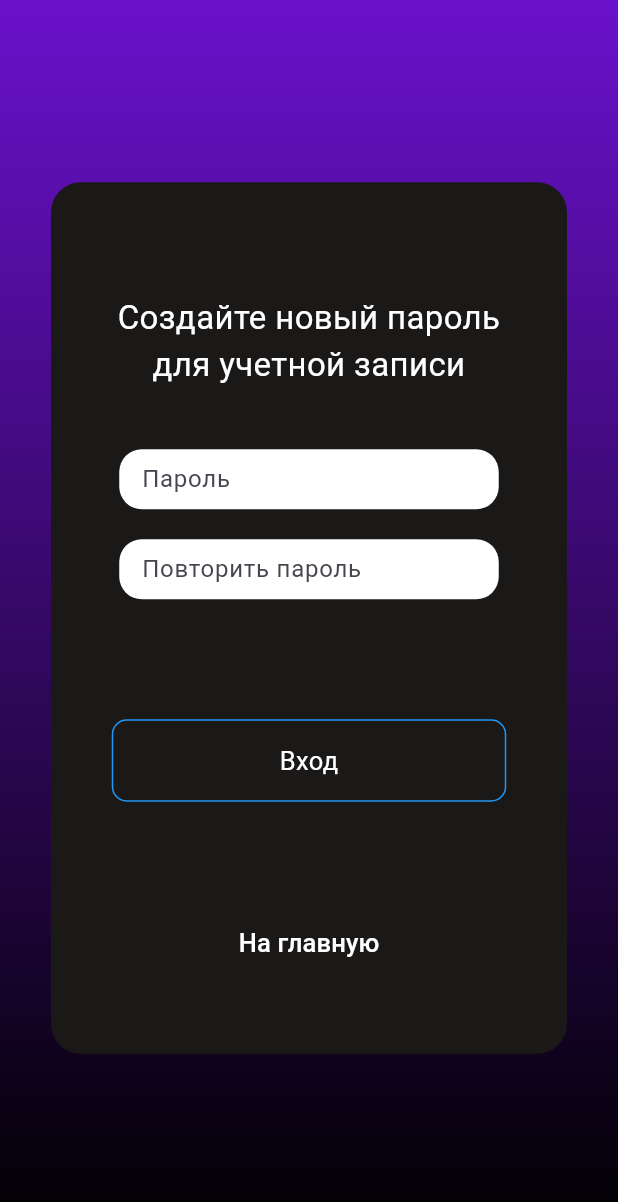
After one commit to Sgale952/OtoWaveApp, a Flutter app: the PasswordCreationScreen screen opened directly, on a phone screen of 412 x 824 dp. The commit adds this screen. Shown: the top 1202 px of the screen. Run offline on Flutter 3.47's test engine with Material 3 defaults, Android fonts, the phone set to English and light mode, and no system bars; Roboto replaces fonts that are missing (Inter-Medium).

Commit message:
создал окно создания нового пароля

```diff
--- a/lib/PasswordRecoveryScreen.dart
+++ b/lib/PasswordRecoveryScreen.dart
@@ -1,5 +1,6 @@
 import 'package:OtoWave/MainScreen.dart';
 import 'package:flutter/material.dart';
+import 'PasswordСreationScreen.dart';
 
 void main() {
   runApp(MyApp());
@@ -88,10 +89,10 @@ bool _isPressed = false;
                     });
                   },
                   onTapUp: (_) {
-                    /*Navigator.push(
+                    Navigator.push(
                       context,
-                      MaterialPageRoute(builder: (context) => LogInScreen()),
-                    ); */
+                      MaterialPageRoute(builder: (context) => PasswordCreationScreen()),
+                    );
                     setState(() {
                       _isPressed = false; // Устанавливаем состояние _isPressed в false при отпускании
                     });
@@ -117,7 +118,7 @@ bool _isPressed = false;
                     ),
                     child: Center(
                       child: Text(
-                        'Вход',
+                        'Отправить запрос',
                         style: TextStyle(
                           color: Colors.white,
                           fontSize: 17,
--- /dev/null
+++ b/lib/PasswordСreationScreen.dart
@@ -0,0 +1,189 @@
+import 'dart:async';
+import 'package:OtoWave/MainScreen.dart';
+import 'package:flutter/material.dart';
+
+void main() {
+  runApp(MyApp());
+}
+
+class MyApp extends StatelessWidget {
+
+
+  @override
+  Widget build(BuildContext context) {
+    return MaterialApp(
+      theme: ThemeData(),
+      home: PasswordCreationScreen(),
+    );
+  }
+}
+
+class PasswordCreationScreen extends StatefulWidget {
+  @override
+  _PasswordCreationScreenState createState() => _PasswordCreationScreenState();
+}
+
+class _PasswordCreationScreenState extends State<PasswordCreationScreen> {
+
+  bool _isHovered = false;
+  bool _isPressed = false;
+
+  @override
+  Widget build(BuildContext context) {
+    return Scaffold(
+      body: Container(
+        decoration: _buildBackgroundGradient(),
+        child: Center(
+          child: _buildContext(context),
+        ),
+      ),
+    );
+  }
+
+  BoxDecoration _buildBackgroundGradient() {
+    return BoxDecoration(
+      gradient: LinearGradient(
+        colors: [Color.fromRGBO(106, 17, 203, 1.0), Colors.black],
+        begin: Alignment.topCenter,
+        end: Alignment.bottomCenter,
+      ),
+    );
+  }
+
+  Widget _buildContext(BuildContext context) {
+    return Container(
+        width: 344,
+        height: 581,
+        decoration: BoxDecoration(
+          color: Color.fromRGBO(27, 24, 24, 1.0),
+          borderRadius: BorderRadius.circular(20),
+        ),
+        child: Stack(
+          children: [
+            Positioned(
+              top: 75,
+              left: 20,
+              right: 20,
+              child: Text(
+                'Создайте новый пароль\nдля учетной записи',
+                textAlign: TextAlign.center,
+                style: TextStyle(
+                  color: Colors.white,
+                  fontSize: 22,
+                  fontFamily: 'Inter-Medium',
+                ),
+              ),
+
+            ),
+            Center(
+              child: Column(
+                mainAxisAlignment: MainAxisAlignment.center,
+                children: [
+                  SizedBox(height: 10,),
+                  _buildForm(),
+                  SizedBox(height: 45,),
+                  GestureDetector(
+                    onTapDown: (_) {
+                      setState(() {
+                        _isPressed = true; // Устанавливаем состояние _isPressed в true при нажатии
+                      });
+                    },
+                    onTapUp: (_) {
+                      /*Navigator.push(
+                      context,
+                      MaterialPageRoute(builder: (context) => LogInScreen()),
+                    ); */
+                      setState(() {
+                        _isPressed = false; // Устанавливаем состояние _isPressed в false при отпускании
+                      });
+                    },
+                    onTapCancel: () {
+                      setState(() {
+                        _isPressed = false; // Сбрасываем состояние _isPressed при отмене нажатия
+                      });
+                    },
+                    child: AnimatedContainer(
+                      duration: Duration(milliseconds: 200),
+                      width: 263,
+                      height: 55,
+                      padding: EdgeInsets.all(15),
+                      decoration: BoxDecoration(
+                        color: _isPressed
+                            ? Colors.blue // Цвет кнопки при нажатии
+                            : (_isHovered
+                            ? Colors.blue.withOpacity(0.5)
+                            : Colors.transparent),
+                        borderRadius: BorderRadius.circular(10),
+                        border: Border.all(color: Colors.blue, width: 1),
+                      ),
+                      child: Center(
+                        child: Text(
+                          'Вход',
+                          style: TextStyle(
+                            color: Colors.white,
+                            fontSize: 17,
+                            fontFamily: 'Inter-Medium',
+                          ),
+                        ),
+                      ),
+                    ),
+                  ),
+                ],
+              ),
+            ),
+            Align(
+              alignment: Alignment.bottomCenter,
+              child: Padding(
+                padding: const EdgeInsets.only(bottom: 50),
+                child: TextButton(
+                  onPressed: () {
+                    Navigator.push(context,
+                      MaterialPageRoute(builder: (context) => MainScreen()),
+                    );
+                  },
+                  child: Text(
+                    'На главную',
+                    style: TextStyle(
+                      color: Colors.white,
+                      fontSize: 17,
+                      fontFamily: 'Inter-Medium',
+                    ),
+                  ),
+                ),
+              ),
+            ),
+          ],
+        )
+    );
+  }
+  Widget _buildForm() {
+    return Column(
+      mainAxisAlignment: MainAxisAlignment.center,
+      children: [
+        _buildTextField(hintText: 'Пароль'),
+        SizedBox(height: 20),
+        _buildTextField(hintText: 'Повторить пароль', obscureText: true),
+        SizedBox(height: 35),
+      ],
+    );
+  }
+}
+
+Widget _buildTextField({required String hintText, bool obscureText = false}) {
+  return Container(
+    width: 253,
+    height: 40,
+    decoration: BoxDecoration(
+      color: Colors.white,
+      borderRadius: BorderRadius.circular(15),
+    ),
+    child: TextField(
+      obscureText: obscureText,
+      decoration: InputDecoration(
+        hintText: hintText,
+        border: InputBorder.none,
+        contentPadding: EdgeInsets.symmetric(horizontal: 15, vertical: 10),
+      ),
+    ),
+  );
+}
```
